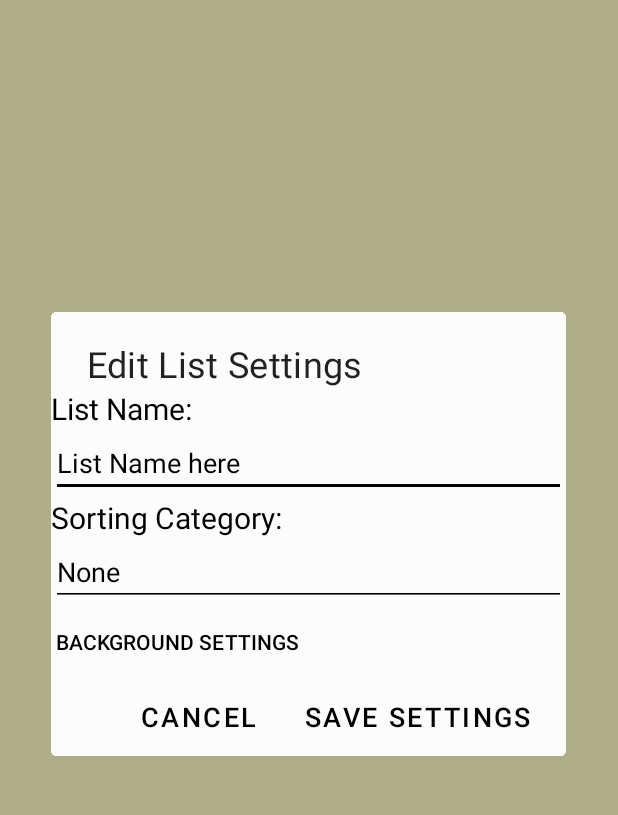
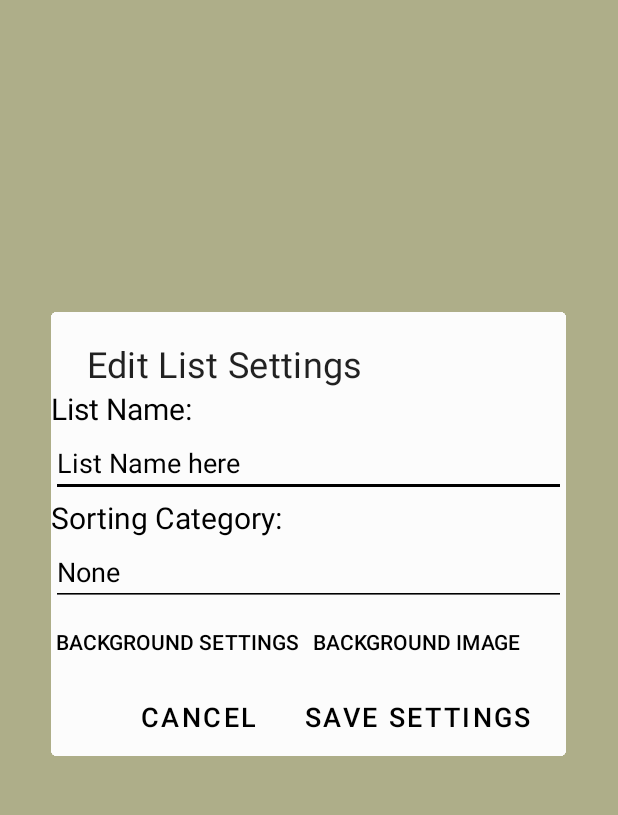
Before and after one commit to JosephB-Workstation/Check, an Android app: the List_Activity screen opened directly, with no data from a screen before it, in the options menu, after a tap on "List Settings", on a phone screen of 412 x 824 dp, the part 84-899 px from its top. Run offline under Robolectric (Android 15) with nearby library versions, the phone set to English and light mode, and no system bars; our stand-ins replace Firebase (no records; nobody signed in at launch, a user with empty details on screens opened directly).

Commit message:
Custom background image support v1
The app can now download images while connected to a network and use it as the image background. Right now this is demonstrated with a hardcoded url, replacing the purple background option in light mode.

```diff
--- a/app/src/main/java/com/check/app/List_Stuff/List_Edit_Settings.java
+++ b/app/src/main/java/com/check/app/List_Stuff/List_Edit_Settings.java
@@ -24,7 +24,7 @@ import com.google.android.material.dialog.MaterialAlertDialogBuilder;
 public class List_Edit_Settings extends DialogFragment  implements List_Color_Settings.ColorSettingsListListener{
     private double colorId;
     private String category, name;
-    private Button backgroundPicker;
+    private Button backgroundPicker, backgroundIPicker;
     private EditText categorySelector, namePicker;
     private ListEditListener listEditListener;
     private Boolean darkMode;
@@ -46,6 +46,7 @@ public class List_Edit_Settings extends DialogFragment  implements List_Color_Se
         LayoutInflater inflater = requireActivity().getLayoutInflater();
         View view = inflater.inflate(R.layout.dialog_list_settings, null);//bureaucracy of setting up a dialog
         backgroundPicker =  view.findViewById(R.id.backgroundEditor);
+        backgroundIPicker = view.findViewById(R.id.backgroundImage);
         categorySelector = view.findViewById(R.id.categoryEditor);
         namePicker = view.findViewById(R.id.nameEditor);
 
--- a/app/src/main/res/layout/dialog_list_settings.xml
+++ b/app/src/main/res/layout/dialog_list_settings.xml
@@ -43,15 +43,29 @@
 
     </EditText>
 
+    <RelativeLayout
+        android:layout_width="wrap_content"
+        android:layout_height="wrap_content">
     <Button
         android:layout_width="wrap_content"
         android:layout_height="wrap_content"
         android:background="@android:color/transparent"
-        android:text="Background Settings            "
+        android:text="Background Settings"
         android:padding="3dp"
         android:id="@+id/backgroundEditor"
         android:textColor="?attr/textColor">
-
     </Button>
 
+        <Button
+            android:layout_width="wrap_content"
+            android:layout_height="wrap_content"
+            android:layout_toRightOf="@id/backgroundEditor"
+            android:text="Background image"
+            android:background="@android:color/transparent"
+            android:paddingLeft="5dp"
+            android:id="@+id/backgroundImage"
+            android:textColor="?attr/textColor">
+
+        </Button>
+    </RelativeLayout>
 </LinearLayout>
```
Also changed, not shown: app/src/main/java/com/check/app/List_Stuff/List_Activity.java (+33 -2 lines).
